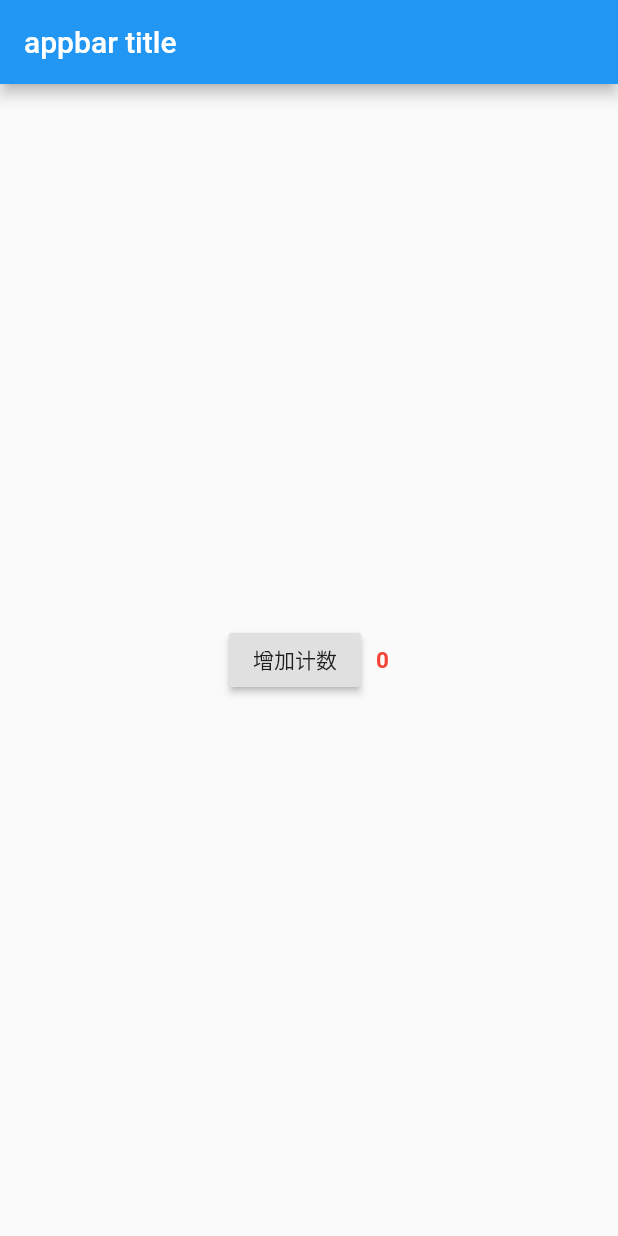
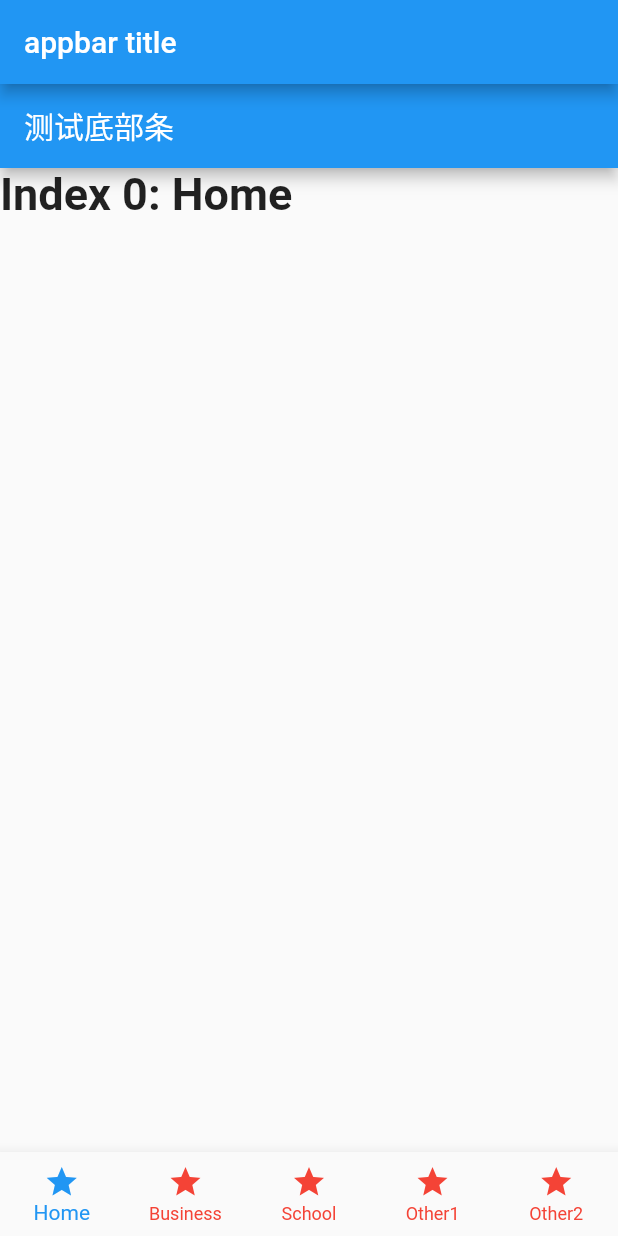
Before and after one commit to chenfuwei/FlutterDemo, a Flutter app: the screen it shows after launch, on a phone screen of 412 x 824 dp. Run offline on Flutter 3.47's test engine with Material 2 defaults, Android fonts, the phone set to English and light mode, and no system bars.

Commit message:
bottom tap bar

```diff
--- /dev/null
+++ b/lib/BottomTabBarWidget.dart
@@ -0,0 +1,68 @@
+import 'package:flutter/material.dart';
+class BottomTabBarWidget extends StatefulWidget
+{
+  @override
+  _BottomTabBarState createState() {
+    return new _BottomTabBarState();
+  }
+}
+
+class _BottomTabBarState extends State<BottomTabBarWidget>
+{
+  int curSelectIndex=0;
+  static const TextStyle optionStyle = TextStyle(fontSize: 30, fontWeight: FontWeight.bold);
+
+  static const List<Widget> _widgetOptions = <Widget>[
+    Text(
+      'Index 0: Home',
+      style: optionStyle,
+    ),
+    Text(
+      'Index 1: Business',
+      style: optionStyle,
+    ),
+    Text(
+      'Index 2: School',
+      style: optionStyle,
+    ),
+    Text(
+      'other 1: School',
+      style: optionStyle,
+    ),
+    Text(
+      'other 2: School',
+      style: optionStyle,
+    ),
+  ];
+
+  void _onTapSelect(int selectIndex)
+  {
+    setState(() {
+      curSelectIndex = selectIndex;
+    });
+  }
+  @override
+  Widget build(BuildContext context) {
+    return new Scaffold(
+      appBar:  AppBar(
+        title: const Text("测试底部条"),
+      ),
+      body: _widgetOptions[curSelectIndex],
+      bottomNavigationBar:  BottomNavigationBar(
+        items: <BottomNavigationBarItem>[
+            BottomNavigationBarItem(icon: Icon(Icons.star), title: Text('Home'),),
+            BottomNavigationBarItem(icon: Icon(Icons.star), title: Text('Business')),
+            BottomNavigationBarItem(icon: Icon(Icons.star), title: Text('School')),
+            BottomNavigationBarItem(icon: Icon(Icons.star), title: Text('Other1')),
+            BottomNavigationBarItem(icon: Icon(Icons.star), title: Text('Other2')),
+
+          ],
+        type: BottomNavigationBarType.fixed,
+        currentIndex: curSelectIndex,
+        selectedItemColor: Colors.blue,
+        unselectedItemColor: Colors.red,
+        onTap: _onTapSelect,
+      ),
+    );
+  }
+}
--- a/lib/CountWidget.dart
+++ b/lib/CountWidget.dart
@@ -24,12 +24,22 @@ class _CountSate extends State<CountWidget>
   Widget build(BuildContext context) {
 
     return new Center(
+      child : new SizedBox(
+        height: 100,
         child: new Row(
           mainAxisAlignment: MainAxisAlignment.center,
           children: <Widget>[
             new AddButtonWidget(increment: increment1),
             new AddTextViewWidget(count: _increment),
+            const FlutterLogo(size: 100,),
+            new Expanded(child: const Placeholder(
+              color: Colors.blue,
+              fallbackHeight: 1,
+              fallbackWidth: 1,
+            ),)
+
           ],
+        ),
       ),
     );
   }
--- a/lib/main.dart
+++ b/lib/main.dart
@@ -10,6 +10,7 @@ import 'SparatedListViewWidget.dart';
 import 'CustomListViewWidget.dart';
 import 'PageAppBar.dart';
 import 'CountWidget.dart';
+import 'BottomTabBarWidget.dart';
 
 void main() => runApp(MyApp());
 
@@ -19,7 +20,7 @@ class MyApp extends StatelessWidget {
     appBar: new AppBar(
       title: Text('appbar title'),
     ),
-    body: new CountWidget(),
+    body: new BottomTabBarWidget(),
   );
   @override
   Widget build(BuildContext context) {
```
Lines whose indentation alone changed are shown as unchanged.
